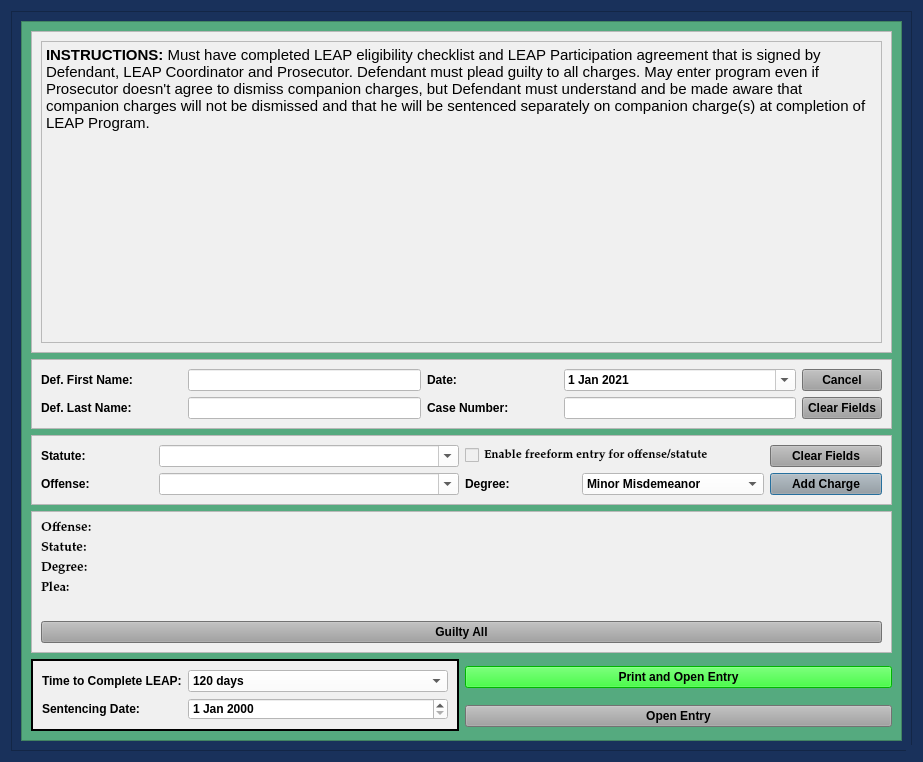
First picture: the form in views/ui/LeapPleaLongDialog.ui, repository HunterProgram22/MuniEntry, before the edit.
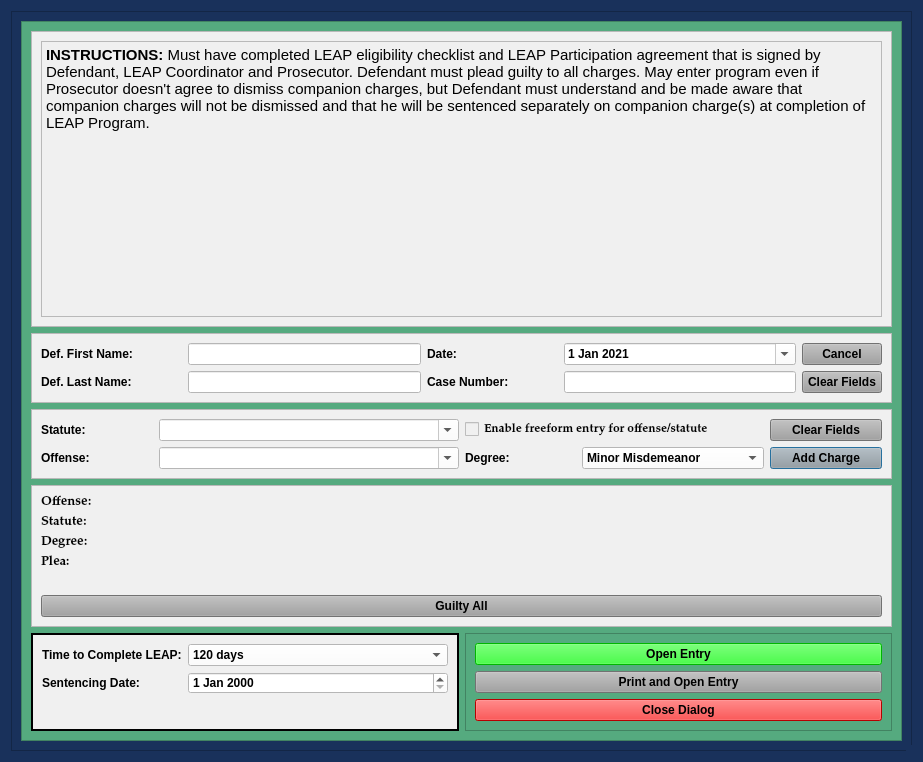
Second picture: the form after the edit.

Commit message: Updated LEAP and Not Guilty with close button.

```diff
--- a/views/ui/LeapPleaLongDialog.ui
+++ b/views/ui/LeapPleaLongDialog.ui
@@ -177,37 +177,11 @@
           <rect>
            <x>0</x>
            <y>0</y>
-           <width>879</width>
-           <height>718</height>
+           <width>883</width>
+           <height>722</height>
           </rect>
          </property>
-         <layout class="QGridLayout" name="gridLayout_5">
-          <item row="0" column="0" colspan="2">
-           <widget class="QFrame" name="frame_2">
-            <property name="styleSheet">
-             <string notr="true">background-color: rgb(240, 240, 240);</string>
-            </property>
-            <property name="frameShape">
-             <enum>QFrame::StyledPanel</enum>
-            </property>
-            <property name="frameShadow">
-             <enum>QFrame::Raised</enum>
-            </property>
-            <layout class="QVBoxLayout" name="verticalLayout_3">
-             <item>
-              <widget class="QTextBrowser" name="textBrowser">
-               <property name="html">
-                <string>&lt;!DOCTYPE HTML PUBLIC &quot;-//W3C//DTD HTML 4.0//EN&quot; &quot;http://www.w3.org/TR/REC-html40/strict.dtd&quot;&gt;
-&lt;html&gt;&lt;head&gt;&lt;meta name=&quot;qrichtext&quot; content=&quot;1&quot; /&gt;&lt;style type=&quot;text/css&quot;&gt;
-p, li { white-space: pre-wrap; }
-&lt;/style&gt;&lt;/head&gt;&lt;body style=&quot; font-family:'Palatino Linotype'; font-size:10pt; font-weight:600; font-style:normal;&quot;&gt;
-&lt;p style=&quot; margin-top:0px; margin-bottom:0px; margin-left:0px; margin-right:0px; -qt-block-indent:0; text-indent:0px;&quot;&gt;&lt;span style=&quot; font-size:11pt;&quot;&gt;INSTRUCTIONS: &lt;/span&gt;&lt;span style=&quot; font-size:11pt; font-weight:400;&quot;&gt;Must have completed LEAP eligibility checklist and LEAP Participation agreement that is signed by Defendant, LEAP Coordinator and Prosecutor. Defendant must plead guilty to all charges. May enter program even if Prosecutor doesn't agree to dismiss companion charges, but Defendant must understand and be made aware that companion charges will not be dismissed and that he will be sentenced separately on companion charge(s) at completion of LEAP Program.&lt;/span&gt;&lt;/p&gt;&lt;/body&gt;&lt;/html&gt;</string>
-               </property>
-              </widget>
-             </item>
-            </layout>
-           </widget>
-          </item>
+         <layout class="QGridLayout" name="gridLayout_6">
           <item row="1" column="0" colspan="2">
            <widget class="QFrame" name="frame_3">
             <property name="styleSheet">
@@ -520,89 +494,7 @@
             </layout>
            </widget>
           </item>
-          <item row="4" column="0" rowspan="2">
-           <widget class="QFrame" name="frame_5">
-            <property name="styleSheet">
-             <string notr="true">background-color: rgb(240, 240, 240);</string>
-            </property>
-            <property name="frameShape">
-             <enum>QFrame::Box</enum>
-            </property>
-            <property name="frameShadow">
-             <enum>QFrame::Plain</enum>
-            </property>
-            <property name="lineWidth">
-             <number>2</number>
-            </property>
-            <layout class="QFormLayout" name="formLayout">
-             <item row="0" column="0">
-              <widget class="QLabel" name="label_10">
-               <property name="text">
-                <string>Time to Complete LEAP:</string>
-               </property>
-              </widget>
-             </item>
-             <item row="0" column="1">
-              <widget class="QComboBox" name="time_to_complete_box">
-               <property name="styleSheet">
-                <string notr="true">background-color: rgb(255, 255, 255);</string>
-               </property>
-               <item>
-                <property name="text">
-                 <string>120 days</string>
-                </property>
-               </item>
-               <item>
-                <property name="text">
-                 <string>forthwith</string>
-                </property>
-               </item>
-              </widget>
-             </item>
-             <item row="1" column="0">
-              <widget class="QLabel" name="label_19">
-               <property name="text">
-                <string>Sentencing Date:</string>
-               </property>
-              </widget>
-             </item>
-             <item row="1" column="1">
-              <widget class="QDateEdit" name="sentencing_date">
-               <property name="styleSheet">
-                <string notr="true">background-color: rgb(255, 255, 255);</string>
-               </property>
-              </widget>
-             </item>
-            </layout>
-           </widget>
-          </item>
-          <item row="4" column="1">
-           <widget class="QPushButton" name="print_entry_Button">
-            <property name="styleSheet">
-             <string notr="true">background-color: rgb(0, 255, 0);</string>
-            </property>
-            <property name="text">
-             <string>Print and Open Entry</string>
-            </property>
-            <property name="autoDefault">
-             <bool>false</bool>
-            </property>
-           </widget>
-          </item>
-          <item row="5" column="1">
-           <widget class="QPushButton" name="create_entry_Button">
-            <property name="styleSheet">
-             <string notr="true">background-color: rgb(160, 160, 160);</string>
-            </property>
-            <property name="text">
-             <string>Open Entry</string>
-            </property>
-            <property name="autoDefault">
-             <bool>false</bool>
-            </property>
-           </widget>
-          </item>
-          <item row="3" column="0" colspan="2">
+          <item row="3" column="0" rowspan="2" colspan="2">
            <widget class="QFrame" name="frame_6">
             <property name="styleSheet">
              <string notr="true">background-color: rgb(240, 240, 240);</string>
@@ -708,6 +600,136 @@
             </layout>
            </widget>
           </item>
+          <item row="5" column="0">
+           <widget class="QFrame" name="frame_5">
+            <property name="styleSheet">
+             <string notr="true">background-color: rgb(240, 240, 240);</string>
+            </property>
+            <property name="frameShape">
+             <enum>QFrame::Box</enum>
+            </property>
+            <property name="frameShadow">
+             <enum>QFrame::Plain</enum>
+            </property>
+            <property name="lineWidth">
+             <number>2</number>
+            </property>
+            <layout class="QFormLayout" name="formLayout">
+             <item row="0" column="0">
+              <widget class="QLabel" name="label_10">
+               <property name="text">
+                <string>Time to Complete LEAP:</string>
+               </property>
+              </widget>
+             </item>
+             <item row="0" column="1">
+              <widget class="QComboBox" name="time_to_complete_box">
+               <property name="styleSheet">
+                <string notr="true">background-color: rgb(255, 255, 255);</string>
+               </property>
+               <item>
+                <property name="text">
+                 <string>120 days</string>
+                </property>
+               </item>
+               <item>
+                <property name="text">
+                 <string>forthwith</string>
+                </property>
+               </item>
+              </widget>
+             </item>
+             <item row="1" column="0">
+              <widget class="QLabel" name="label_19">
+               <property name="text">
+                <string>Sentencing Date:</string>
+               </property>
+              </widget>
+             </item>
+             <item row="1" column="1">
+              <widget class="QDateEdit" name="sentencing_date">
+               <property name="styleSheet">
+                <string notr="true">background-color: rgb(255, 255, 255);</string>
+               </property>
+              </widget>
+             </item>
+            </layout>
+           </widget>
+          </item>
+          <item row="5" column="1">
+           <widget class="QFrame" name="frame_7">
+            <property name="frameShape">
+             <enum>QFrame::StyledPanel</enum>
+            </property>
+            <property name="frameShadow">
+             <enum>QFrame::Raised</enum>
+            </property>
+            <layout class="QGridLayout" name="gridLayout_5">
+             <item row="1" column="0" colspan="2">
+              <widget class="QPushButton" name="print_entry_Button">
+               <property name="styleSheet">
+                <string notr="true">background-color: rgb(160, 160, 160);</string>
+               </property>
+               <property name="text">
+                <string>Print and Open Entry</string>
+               </property>
+               <property name="autoDefault">
+                <bool>false</bool>
+               </property>
+              </widget>
+             </item>
+             <item row="0" column="0" colspan="2">
+              <widget class="QPushButton" name="create_entry_Button">
+               <property name="styleSheet">
+                <string notr="true">background-color: rgb(0, 255, 0);</string>
+               </property>
+               <property name="text">
+                <string>Open Entry</string>
+               </property>
+               <property name="autoDefault">
+                <bool>false</bool>
+               </property>
+              </widget>
+             </item>
+             <item row="2" column="0" colspan="2">
+              <widget class="QPushButton" name="close_dialog_Button">
+               <property name="styleSheet">
+                <string notr="true">background-color: rgb(255, 0, 0);</string>
+               </property>
+               <property name="text">
+                <string>Close Dialog</string>
+               </property>
+              </widget>
+             </item>
+            </layout>
+           </widget>
+          </item>
+          <item row="0" column="0" colspan="2">
+           <widget class="QFrame" name="frame_2">
+            <property name="styleSheet">
+             <string notr="true">background-color: rgb(240, 240, 240);</string>
+            </property>
+            <property name="frameShape">
+             <enum>QFrame::StyledPanel</enum>
+            </property>
+            <property name="frameShadow">
+             <enum>QFrame::Raised</enum>
+            </property>
+            <layout class="QVBoxLayout" name="verticalLayout_3">
+             <item>
+              <widget class="QTextBrowser" name="textBrowser">
+               <property name="html">
+                <string>&lt;!DOCTYPE HTML PUBLIC &quot;-//W3C//DTD HTML 4.0//EN&quot; &quot;http://www.w3.org/TR/REC-html40/strict.dtd&quot;&gt;
+&lt;html&gt;&lt;head&gt;&lt;meta name=&quot;qrichtext&quot; content=&quot;1&quot; /&gt;&lt;style type=&quot;text/css&quot;&gt;
+p, li { white-space: pre-wrap; }
+&lt;/style&gt;&lt;/head&gt;&lt;body style=&quot; font-family:'Palatino Linotype'; font-size:10pt; font-weight:600; font-style:normal;&quot;&gt;
+&lt;p style=&quot; margin-top:0px; margin-bottom:0px; margin-left:0px; margin-right:0px; -qt-block-indent:0; text-indent:0px;&quot;&gt;&lt;span style=&quot; font-size:11pt;&quot;&gt;INSTRUCTIONS: &lt;/span&gt;&lt;span style=&quot; font-size:11pt; font-weight:400;&quot;&gt;Must have completed LEAP eligibility checklist and LEAP Participation agreement that is signed by Defendant, LEAP Coordinator and Prosecutor. Defendant must plead guilty to all charges. May enter program even if Prosecutor doesn't agree to dismiss companion charges, but Defendant must understand and be made aware that companion charges will not be dismissed and that he will be sentenced separately on companion charge(s) at completion of LEAP Program.&lt;/span&gt;&lt;/p&gt;&lt;/body&gt;&lt;/html&gt;</string>
+               </property>
+              </widget>
+             </item>
+            </layout>
+           </widget>
+          </item>
          </layout>
         </widget>
        </widget>
```
Left out of the diff: 1 changed line with no effect on the pictures. The commit also changes 9 other files.
